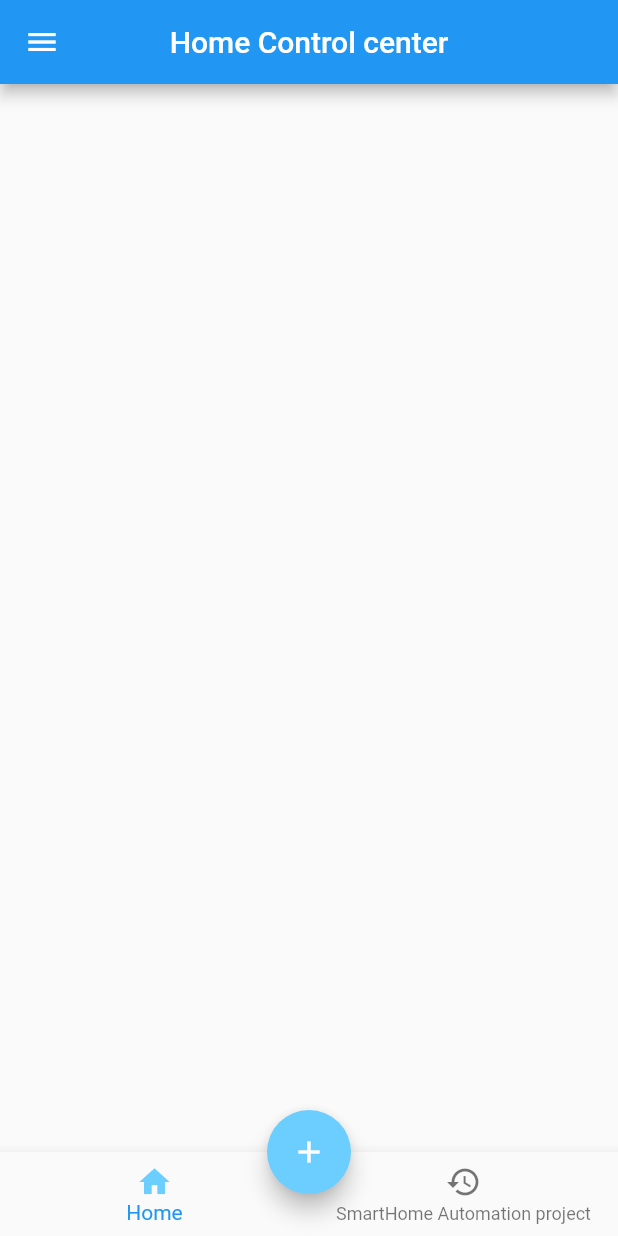
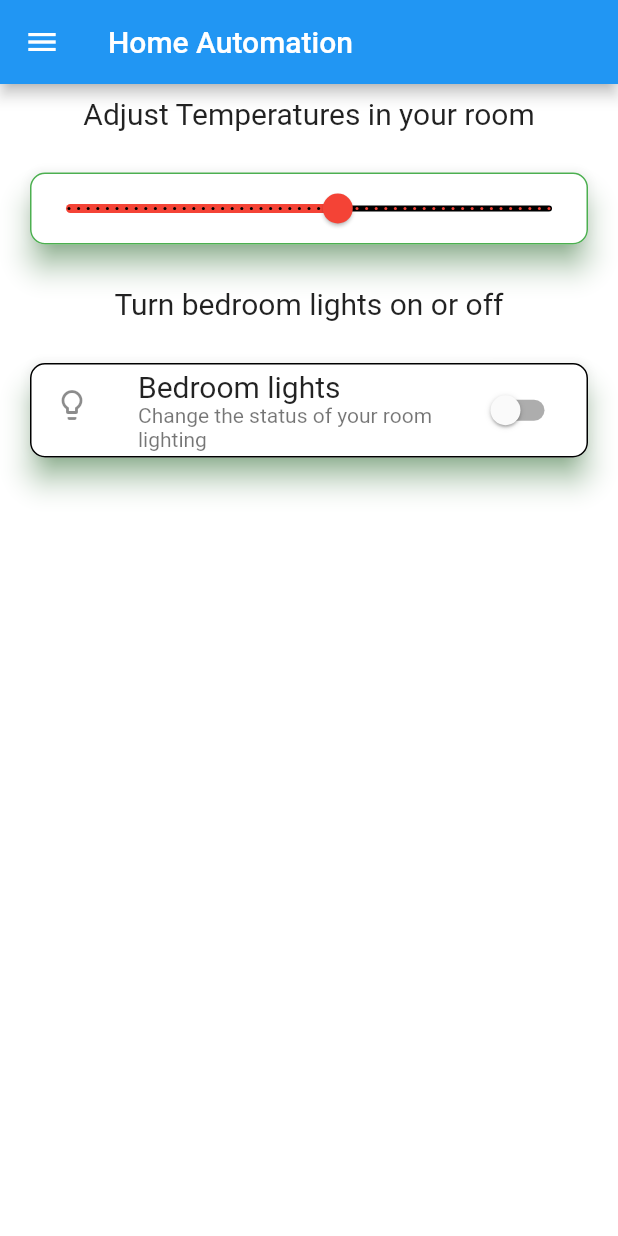
Before and after one commit to Home-Automation-with-machine-Learning/Esp-Firebase-Connection, a Flutter app: the screen it shows after launch, after a tap on "LOGIN", on a phone screen of 412 x 824 dp. Run offline on Flutter 3.47's test engine with Material 2 defaults, Android fonts, the light colour scheme and no system bars.

Commit message:
Added dashboard

```diff
--- a/flutter/lib/main.dart
+++ b/flutter/lib/main.dart
@@ -1,4 +1,5 @@
 import 'package:flutter/material.dart';
+import 'package:untitled/screens/dashboard.dart';
 import 'screens/home.dart';
 import 'screens/login.dart';
 import 'screens/signup.dart';
@@ -12,7 +13,7 @@ class TC extends StatelessWidget {
       initialRoute: '/login',
       debugShowCheckedModeBanner: false,
       routes: {
-        '/': (context) => HomePage(),
+        '/': (context) => Dashboard(),
         '/login': (context) => LoginPage(),
         '/signup' :(context) => SignupPage(),
       },
--- /dev/null
+++ b/flutter/lib/screens/dashboard.dart
@@ -0,0 +1,95 @@
+import 'package:flutter/material.dart';
+import 'package:untitled/includes/drawer.dart';
+
+
+class Dashboard extends StatefulWidget {
+  const Dashboard({Key? key}) : super(key: key);
+
+  @override
+  _DashboardState createState() => _DashboardState();
+}
+
+class _DashboardState extends State<Dashboard> {
+  int _value = 6;
+  bool _lights = false;
+  @override
+  Widget build(BuildContext context) {
+
+
+    return Scaffold(
+      backgroundColor: Colors.white,
+      drawer: NavDrawer(),
+      appBar: AppBar(
+        title: Text("Home Automation"),
+
+      ),
+      body: Column(
+        mainAxisAlignment: MainAxisAlignment.start,
+        children: [
+          Padding(
+            padding: const EdgeInsets.all(8.0),
+            child: Text('Adjust Temperatures in your room', style: TextStyle(fontSize: 20),),
+          ),
+          Card(
+            child: Slider(
+                value: _value.toDouble(),
+                min: 1.0,
+                max: 10.0,
+                divisions: 50,
+                activeColor: Colors.red,
+                inactiveColor: Colors.black,
+                label: 'Adjust Temperatures',
+                onChanged: (double newValue) {
+                  setState(() {
+                    _value = newValue.round();
+                  });
+
+                },
+
+                semanticFormatterCallback: (double newValue) {
+
+                  return '${newValue.round()} dollars';
+
+                }
+
+            ),
+            elevation: 8,
+            shadowColor: Colors.green,
+            margin: EdgeInsets.all(20),
+            shape:  OutlineInputBorder(
+                borderRadius: BorderRadius.circular(10),
+                borderSide: BorderSide(color: Colors.green, width: 1)
+            ),
+          ),
+          Padding(
+            padding: const EdgeInsets.all(8.0),
+            child: Text('Turn bedroom lights on or off', style: TextStyle(fontSize: 20),),
+          ),
+          Card(
+            child: SwitchListTile(
+              title: const Text('Bedroom lights', style: TextStyle(fontSize:20),),
+              subtitle: Text("Change the status of your room lighting"),
+              value: _lights,
+              onChanged: (bool value) {
+                setState(() {
+                  _lights = value;
+                });
+              },
+              secondary: const Icon(Icons.lightbulb_outline),
+            ),
+            elevation: 8,
+            shadowColor: Colors.green,
+            margin: EdgeInsets.all(20),
+            shape:  OutlineInputBorder(
+                borderRadius: BorderRadius.circular(10),
+                borderSide: BorderSide(color: Colors.black, width: 1)
+            ),
+          )
+        ],
+      ),
+
+    );
+
+
+  }
+}
```
Also changed, not shown: flutter/lib/includes/drawer.dart (added, +40 -0 lines), flutter/pubspec.lock, 2 other files.
